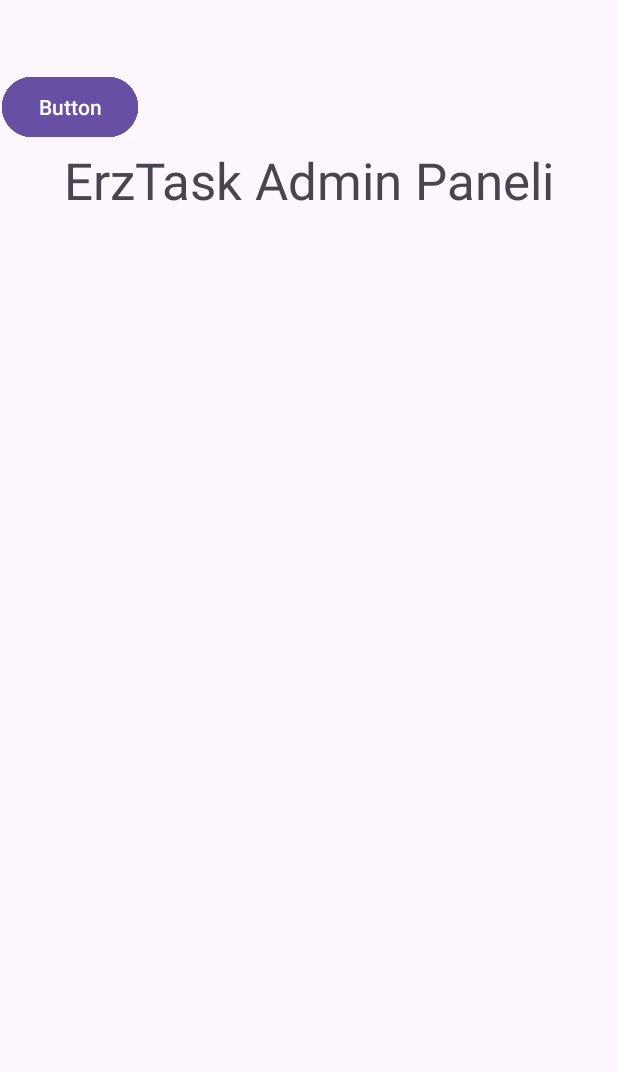
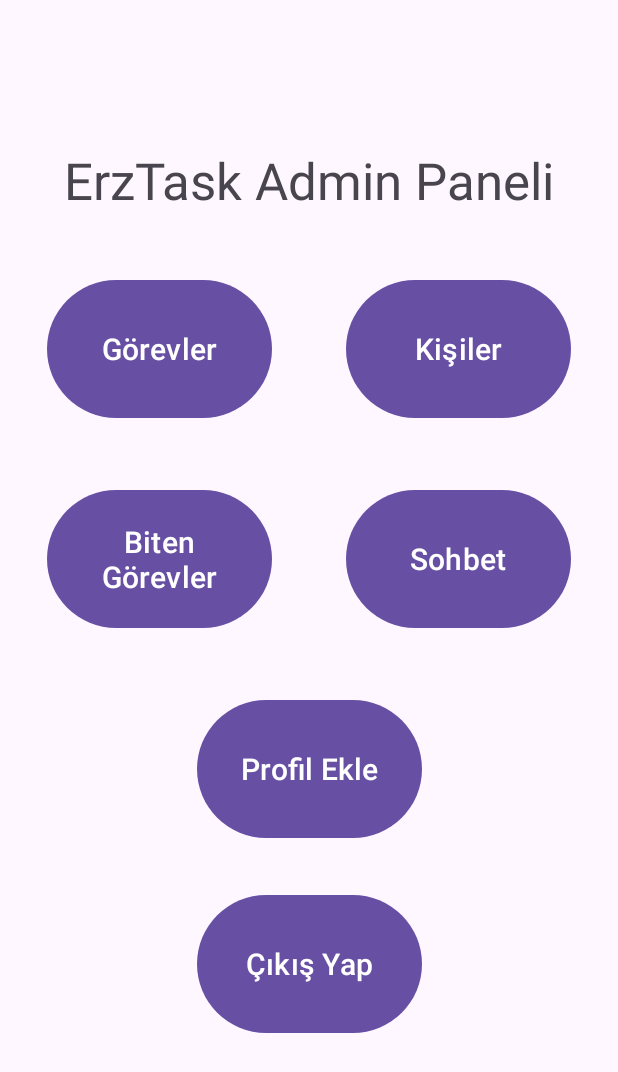
Before and after one commit to ahmetBugra25/ErzTask, an Android app: the AdminPaneliFragment screen opened through its navigation route, on a phone screen of 412 x 824 dp. Shown: the top 1072 px of the screen. Run offline under Robolectric (Android 15) with nearby library versions, the phone set to English and light mode, and no system bars; our stand-ins replace Firebase (no records; nobody signed in at launch, a user with empty details on screens opened directly).

Commit message:
ErzTask
a

```diff
--- a/app/src/main/res/layout/fragment_admin_paneli.xml
+++ b/app/src/main/res/layout/fragment_admin_paneli.xml
@@ -20,43 +20,69 @@
         app:layout_constraintTop_toTopOf="parent" />
 
     <Button
-        android:id="@+id/button"
-        android:layout_width="wrap_content"
-        android:layout_height="wrap_content"
-        android:text="Button"
-        tools:layout_editor_absoluteX="42dp"
-        tools:layout_editor_absoluteY="158dp" />
+        android:id="@+id/adminGorev"
+        android:layout_width="150dp"
+        android:layout_height="100dp"
+        android:layout_marginStart="30dp"
+        android:layout_marginTop="40dp"
+        android:text="Görevler"
+        android:textSize="20sp"
+        app:layout_constraintStart_toStartOf="parent"
+        app:layout_constraintTop_toBottomOf="@+id/textView3" />
 
     <Button
-        android:id="@+id/button2"
-        android:layout_width="wrap_content"
-        android:layout_height="wrap_content"
-        android:text="Button"
-        tools:layout_editor_absoluteX="44dp"
-        tools:layout_editor_absoluteY="268dp" />
+        android:id="@+id/adminBitenGorev"
+        android:layout_width="150dp"
+        android:layout_height="100dp"
+        android:layout_marginStart="30dp"
+        android:layout_marginTop="40dp"
+        android:text="Biten Görevler"
+        android:textSize="20sp"
+        app:layout_constraintStart_toStartOf="parent"
+        app:layout_constraintTop_toBottomOf="@+id/adminGorev" />
 
     <Button
-        android:id="@+id/button3"
-        android:layout_width="wrap_content"
-        android:layout_height="wrap_content"
-        android:text="Button"
-        tools:layout_editor_absoluteX="50dp"
-        tools:layout_editor_absoluteY="413dp" />
+        android:id="@+id/adminCıkısYap"
+        android:layout_width="150dp"
+        android:layout_height="100dp"
+        android:layout_marginTop="30dp"
+        android:text="Çıkış Yap"
+        android:textSize="20sp"
+        app:layout_constraintEnd_toEndOf="parent"
+        app:layout_constraintStart_toStartOf="parent"
+        app:layout_constraintTop_toBottomOf="@+id/adminProfil" />
 
     <Button
-        android:id="@+id/button4"
-        android:layout_width="wrap_content"
-        android:layout_height="wrap_content"
-        android:text="Button"
-        tools:layout_editor_absoluteX="266dp"
-        tools:layout_editor_absoluteY="162dp" />
+        android:id="@+id/adminKisiler"
+        android:layout_width="150dp"
+        android:layout_height="100dp"
+        android:layout_marginTop="40dp"
+        android:layout_marginEnd="30dp"
+        android:text="Kişiler"
+        android:textSize="20sp"
+        app:layout_constraintEnd_toEndOf="parent"
+        app:layout_constraintTop_toBottomOf="@+id/textView3" />
 
     <Button
-        android:id="@+id/button5"
-        android:layout_width="wrap_content"
-        android:layout_height="wrap_content"
-        android:text="Button"
-        tools:layout_editor_absoluteX="257dp"
-        tools:layout_editor_absoluteY="270dp" />
+        android:id="@+id/adminProfil"
+        android:layout_width="150dp"
+        android:layout_height="100dp"
+        android:layout_marginTop="40dp"
+        android:text="Profil Ekle"
+        android:textSize="20sp"
+        app:layout_constraintEnd_toEndOf="parent"
+        app:layout_constraintStart_toStartOf="parent"
+        app:layout_constraintTop_toBottomOf="@+id/adminBitenGorev" />
+
+    <Button
+        android:id="@+id/adminSohbet"
+        android:layout_width="150dp"
+        android:layout_height="100dp"
+        android:layout_marginTop="40dp"
+        android:layout_marginEnd="30dp"
+        android:text="Sohbet"
+        android:textSize="20sp"
+        app:layout_constraintEnd_toEndOf="parent"
+        app:layout_constraintTop_toBottomOf="@+id/adminKisiler" />
 
 </androidx.constraintlayout.widget.ConstraintLayout>
--- a/app/src/main/res/layout/fragment_main_page.xml
+++ b/app/src/main/res/layout/fragment_main_page.xml
@@ -14,7 +14,7 @@
         android:layout_height="100dp"
         android:layout_marginStart="30dp"
         android:layout_marginTop="50dp"
-        android:text="Tüm Görevler"
+        android:text="Görevler"
         android:textSize="20sp"
         app:layout_constraintStart_toStartOf="parent"
         app:layout_constraintTop_toBottomOf="@+id/textView2" />
@@ -36,7 +36,7 @@
         android:layout_height="100dp"
         android:layout_marginStart="30dp"
         android:layout_marginTop="50dp"
-        android:text="Ekip Görevleri"
+        android:text="Biten Görevler"
         android:textSize="20sp"
         app:layout_constraintStart_toStartOf="parent"
         app:layout_constraintTop_toBottomOf="@+id/TumGorevlerBtn" />
--- a/app/src/main/res/values/strings.xml
+++ b/app/src/main/res/values/strings.xml
@@ -1,5 +1,4 @@
 <resources>
     <string name="app_name">ErzTask</string>
-    <!-- TODO: Remove or change this placeholder text -->
     <string name="hello_blank_fragment">Hello blank fragment</string>
 </resources>
```
Also changed, not shown: app/src/main/java/com/example/erztask/dbQuery/Query.kt (added, +15 -0 lines), app/src/main/java/com/example/erztask/view/YeniProfilFragment.kt (added, +76 -0 lines), app/src/main/res/layout/fragment_yeni_profil.xml (added, +202 -0 lines), app/src/main/res/values/array.xml (added, +121 -0 lines).
